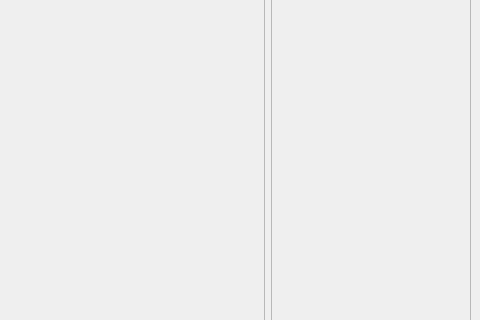
First picture: the form in Rubik-s-Challenge/mainwindow.ui, repository Orzyj/Rubik-s-Challenge, before the edit; both pictures show x 586 to 1066 and y 129 to 449 of the 1066 by 600 pixel window.
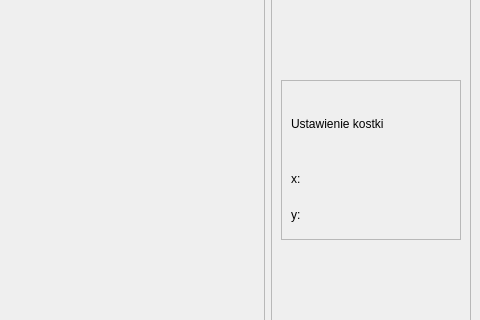
Second picture: the form after the edit.

Diff of the .ui file:
```diff
--- a/Rubik-s-Challenge/mainwindow.ui
+++ b/Rubik-s-Challenge/mainwindow.ui
@@ -46,6 +46,57 @@
       <property name="frameShadow">
        <enum>QFrame::Shadow::Raised</enum>
       </property>
+      <layout class="QVBoxLayout" name="verticalLayout_4">
+       <item>
+        <widget class="QFrame" name="frame">
+         <property name="minimumSize">
+          <size>
+           <width>0</width>
+           <height>160</height>
+          </size>
+         </property>
+         <property name="maximumSize">
+          <size>
+           <width>16777215</width>
+           <height>160</height>
+          </size>
+         </property>
+         <property name="frameShape">
+          <enum>QFrame::Shape::StyledPanel</enum>
+         </property>
+         <property name="frameShadow">
+          <enum>QFrame::Shadow::Raised</enum>
+         </property>
+         <layout class="QVBoxLayout" name="verticalLayout_3">
+          <item>
+           <widget class="QLabel" name="label">
+            <property name="text">
+             <string>Ustawienie kostki</string>
+            </property>
+           </widget>
+          </item>
+          <item>
+           <layout class="QVBoxLayout" name="verticalLayout_2">
+            <item>
+             <widget class="QLabel" name="lblXCor">
+              <property name="text">
+               <string>x: </string>
+              </property>
+             </widget>
+            </item>
+            <item>
+             <widget class="QLabel" name="lblYCor">
+              <property name="text">
+               <string>y: </string>
+              </property>
+             </widget>
+            </item>
+           </layout>
+          </item>
+         </layout>
+        </widget>
+       </item>
+      </layout>
      </widget>
     </item>
    </layout>
```
